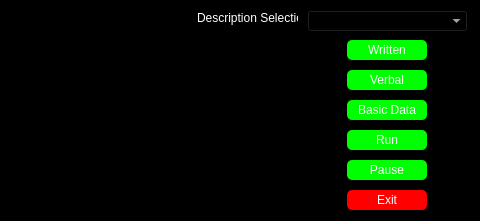
Above: Simulator/SimulatorControls.ui from HaroldJesse/Simulator before the change; both pictures show x 813 to 1293 and y 0 to 221 of the 1293 by 221 pixel window. Below: the same form after it.
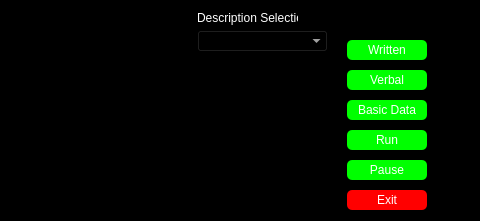
That is the form after the change.

Patch:
```diff
--- a/Simulator/SimulatorControls.ui
+++ b/Simulator/SimulatorControls.ui
@@ -183,9 +183,9 @@
   <widget class="QComboBox" name="DescriptionSelection">
    <property name="geometry">
     <rect>
-     <x>1120</x>
-     <y>10</y>
-     <width>161</width>
+     <x>1010</x>
+     <y>30</y>
+     <width>131</width>
      <height>22</height>
     </rect>
    </property>
```
